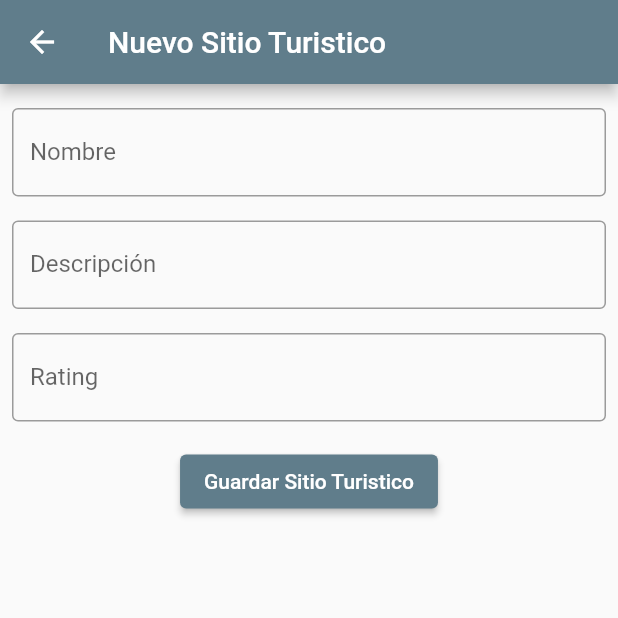
After one commit to NotScrum/AppTurismo, a Flutter app: the NewSitePage screen opened directly, on a phone screen of 412 x 824 dp, the top half of it. The commit adds this screen. Run offline on Flutter 3.47's test engine with Material 2 defaults, Android fonts, the phone set to English and light mode, and no system bars; our stand-ins replace cloud_firestore, firebase_auth, firebase_core, shared_preferences; accounts and stored records are empty.

Commit message:
Se agrega el Sprint 3

```diff
--- /dev/null
+++ b/lib/pages/new_site_page.dart
@@ -0,0 +1,103 @@
+//import 'dart:js';
+
+import 'package:flutter/material.dart';
+
+import '../models/site.dart';
+import '../repository/firebase_api.dart';
+
+class NewSitePage extends StatefulWidget {
+  const NewSitePage({Key? key}) : super(key: key);
+
+  @override
+  State<NewSitePage> createState() => _NewSitePageState();
+}
+
+
+final FirebaseApi _firebaseApi = FirebaseApi();
+final _name= TextEditingController();
+final _description = TextEditingController();
+final _rating = TextEditingController();
+
+void _createSite(Site site) async{
+  var result = await _firebaseApi.createSite(site);
+  //_showMsg(result);
+ // Navigator.pop(context);
+}
+
+
+
+//void _showMsg(String msg) {
+//  final scaffold = ScaffoldMessenger.of(context);
+//  scaffold.showSnackBar(
+//    SnackBar(
+//     content: Text(msg),
+  //    action: SnackBarAction(
+  //        label: 'Aceptar', onPressed: scaffold.hideCurrentSnackBar),
+ //   ),
+ // );
+//}
+
+
+void _saveSite(){
+  var site = Site("",_name.text, _description.text, _rating.text);
+  _createSite(site);
+}
+
+
+
+
+class _NewSitePageState extends State<NewSitePage> {
+  @override
+  Widget build(BuildContext context) {
+    return Scaffold(
+      appBar: AppBar(
+        title: Text("Nuevo Sitio Turistico"),
+      ),
+      body: Padding(
+          padding: const EdgeInsets.symmetric(horizontal: 8, vertical:16),
+          child: SingleChildScrollView(
+            child: Column(
+              mainAxisAlignment: MainAxisAlignment.center,
+              children:[
+                TextFormField(
+                    controller: _name,
+                    decoration: const InputDecoration(
+                        border: OutlineInputBorder(), labelText: 'Nombre'),
+              keyboardType: TextInputType.text,
+                    ),
+                const SizedBox(
+                  height: 16,
+                  ),
+                TextFormField(
+                  controller: _description,
+                  decoration: const InputDecoration(
+                      border: OutlineInputBorder(), labelText: 'Descripción'),
+                  keyboardType: TextInputType.text,
+                ),
+                const SizedBox(
+                  height: 16,
+                ),
+
+                TextFormField(
+                  controller: _rating,
+                  decoration: const InputDecoration(
+                      border: OutlineInputBorder(), labelText: 'Rating'),
+                  keyboardType: TextInputType.text,
+                ),
+                const SizedBox(
+                  height: 16,
+                ),
+                ElevatedButton(
+                  onPressed: () {
+                    _saveSite();
+                  },
+                  child: const Text('Guardar Sitio Turistico'),
+                ),
+              ],
+            ),
+          ),
+      ),
+    );
+
+  }
+}
--- a/pubspec.yaml
+++ b/pubspec.yaml
@@ -30,6 +30,7 @@ environment:
 # the latest version available on pub.dev. To see which dependencies have newer
 # versions available, run `flutter pub outdated`.
 dependencies:
+
   shared_preferences: 2.0.15
 
   flutter:
@@ -39,6 +40,9 @@ dependencies:
   # The following adds the Cupertino Icons font to your application.
   # Use with the CupertinoIcons class for iOS style icons.
   cupertino_icons: ^1.0.2
+  firebase_core: ^2.3.0
+  firebase_auth: ^4.1.3
+  cloud_firestore: ^4.1.0
 
 dev_dependencies:
   flutter_test:
```
Also changed, not shown: lib/main.dart (+14 -1 lines), lib/models/User.dart (+11 -2 lines), lib/models/site.dart (added, +52 -0 lines), lib/pages/home_page2.dart (added, +54 -0 lines), lib/pages/home_page3.dart (added, +54 -0 lines), lib/pages/login_page.dart (+48 -17 lines), lib/pages/my_sites_page.dart (added, +81 -0 lines), lib/pages/register_page.dart (+33 -7 lines), lib/repository/firebase_api.dart (added, +60 -0 lines), assets/images/parquedelcafe.png (added), assets/images/piedrapenol.png (added), lib/firebase_options.dart (added), pubspec.lock, 4 other files.
